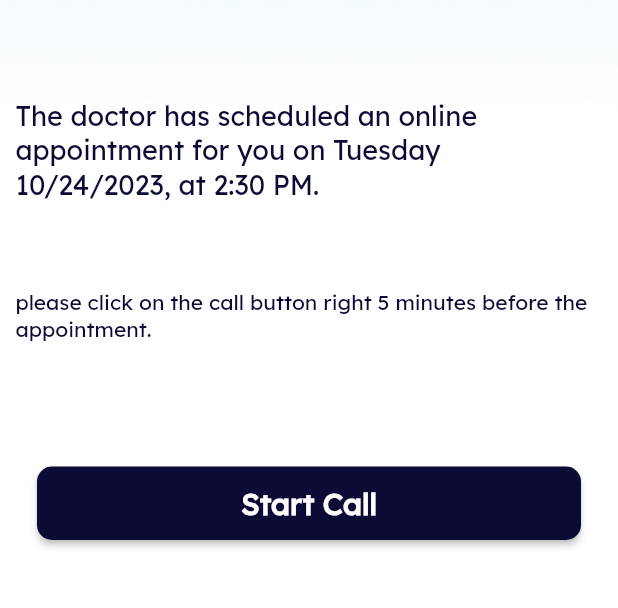
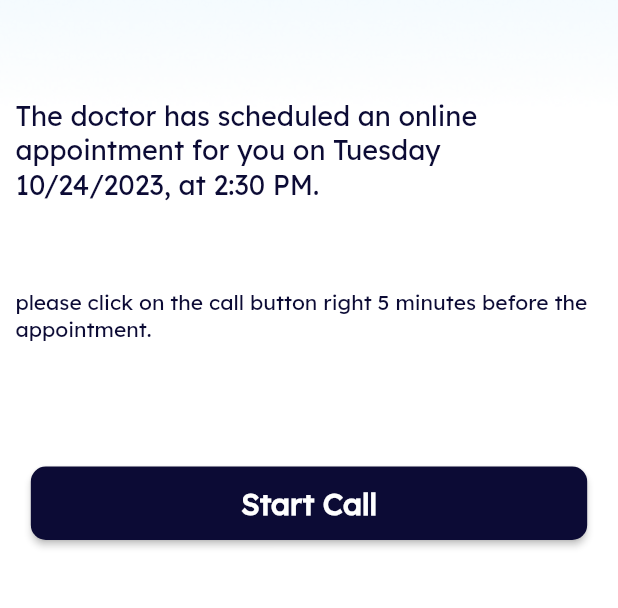
Before and after one commit to maryamyasserr/DermaByte, a Flutter app: the UpComingView screen opened by its route, on a phone screen of 412 x 824 dp, the part 120-728 px from its top. Run offline on Flutter 3.47's test engine with Material 2 defaults, Android fonts, the phone set to English and light mode, and no system bars; our stand-ins replace flutter_svg, go_router.

Commit message:
resize button in upcoming view

```diff
--- a/lib/Features/Appoinments/View/Widgets/upcoming_body.dart
+++ b/lib/Features/Appoinments/View/Widgets/upcoming_body.dart
@@ -41,7 +41,7 @@ class UpComingBody extends StatelessWidget {
           ElevatedButton(
             onPressed: (){},
             style: ElevatedButton.styleFrom(
-              padding: EdgeInsets.symmetric(horizontal: MediaQuery.of(context).size.width*0.33,vertical: 12),
+              padding: EdgeInsets.symmetric(horizontal: MediaQuery.of(context).size.width*0.34,vertical: 12),
               shape: RoundedRectangleBorder(borderRadius: BorderRadius.circular(10)),
               backgroundColor: OurColors.kPrimaryColor
             ),
```
